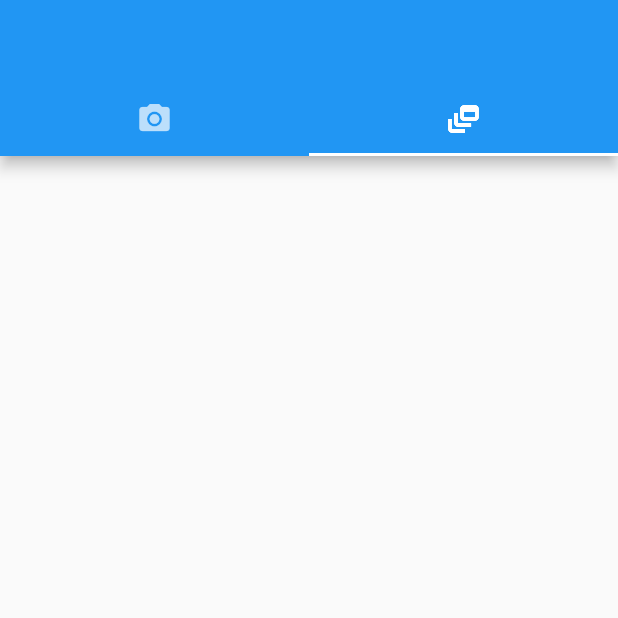
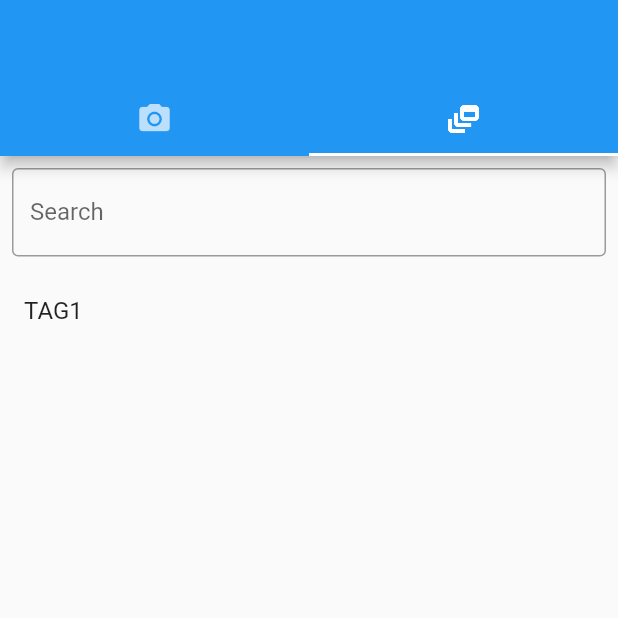
Before and after one commit to uvic-seng321/project-george, a Flutter app: the screen it shows after launch, tab 2 chosen, on a phone screen of 412 x 824 dp, the top half of it. Run offline on Flutter 3.47's test engine with Material 2 defaults, Android fonts, the light colour scheme and no system bars; our stand-ins replace camera; missing offline and left inert: dart:ffi.

Commit message:
Set up for getting filtered posts
doesnt update ui yet

```diff
--- a/the_watering_hole/lib/Feed.dart
+++ b/the_watering_hole/lib/Feed.dart
@@ -10,8 +10,9 @@ class PostList extends StatefulWidget {
 }
 
 class _PostListState extends State<PostList> {
-  final List<Post> _posts = [
-  ];
+  List<Post> _posts = [];
+  List<String> _filters = ["TAG1"];
+  var page = 1;
 
   final ScrollController _scrollController = ScrollController();
 
@@ -37,6 +38,7 @@ class _PostListState extends State<PostList> {
       setState(() {
         _isLoadingMore = true;
       });
+      page++;
       _loadMorePosts();
     }
   }
@@ -44,16 +46,51 @@ class _PostListState extends State<PostList> {
   Future<void> _loadMorePosts() async {
     // Simulate loading data from a generic source
     await Future.delayed(const Duration(seconds: 2));
-    final newPosts = List.generate(100, (index) => Post(tags: [], latitude: (_posts.length + index + 1).toDouble(), longitude: 0.toDouble(), imageFile: 'This is the body of post ${_posts.length + index + 1}.'));
+    final newPosts = List.generate(100, (index) => Post(tags: List.generate(4, (index2) => "TAG${_posts.length+index+1}"), latitude: (_posts.length + index + 1).toDouble(), longitude: 0.toDouble(), id: _posts.length + index + 1));
     setState(() {
       _posts.addAll(newPosts);
       _isLoadingMore = false;
     });
   }
 
+  void _filterPosts(String query) {
+
+    setState(() {
+      _filters.add(query);
+    });
+    page = 1;
+    _loadMorePosts();
+
+  }
+
   @override
   Widget build(BuildContext context) {
-    return ListView.builder(
+    return Column(
+      children: [
+        Padding(
+          padding: const EdgeInsets.all(8.0),
+          child: TextField(
+          decoration: InputDecoration(
+            labelText: 'Search',
+            border: OutlineInputBorder(),
+          ),
+            onSubmitted: (value) => _filterPosts(value),
+          ),
+        ),
+        SizedBox(
+          height: 50,
+            child: ListView.builder(
+            itemCount: _filters.length,
+            itemBuilder: (context, index) {
+              final item = _filters[index];
+              return ListTile(
+                title: Text(item),
+              );
+            }
+          ),
+        ),
+        Expanded(
+          child: ListView.builder(
             controller: _scrollController,
             itemCount: _posts.length + (_isLoadingMore ? 1 : 0),
             itemBuilder: (context, index) {
@@ -63,10 +100,13 @@ class _PostListState extends State<PostList> {
                 final post = _posts[index];
                 return ListTile(
                   title: Text(post.latitude.toString()),
-            subtitle: Text(post.imageFile.toString()),
-          );
-        }
-      },
+                  subtitle: Text(post.id.toString()),
                 );
               }
             }
+          )
+        )
+      ]
+    );
+  }
+}
--- a/the_watering_hole/lib/backend.dart
+++ b/the_watering_hole/lib/backend.dart
@@ -4,12 +4,14 @@ import 'package:camera/camera.dart';
 import 'take_photo_screen.dart';
 import 'Feed.dart';
 import 'dart:io';
+import 'package:path/path.dart';
+import 'package:http/http.dart' as http;
 
 class Post {
   List<String> tags;
   double latitude;
   double longitude;
-  String imageFile;//File imageFile;
+  int id;
 
-  Post({required this.tags, required this.latitude, required this.longitude, required this.imageFile});
+  Post({required this.tags, required this.latitude, required this.longitude, required this.id});
 }
--- a/the_watering_hole/pubspec.yaml
+++ b/the_watering_hole/pubspec.yaml
@@ -39,6 +39,7 @@ dependencies:
   # The following adds the Cupertino Icons font to your application.
   # Use with the CupertinoIcons class for iOS style icons.
   cupertino_icons: ^1.0.2
+  http: ^0.13.5
 
 dev_dependencies:
   flutter_test:
```
Also changed, not shown: the_watering_hole/pubspec.lock. Lines whose indentation alone changed are shown as unchanged.
